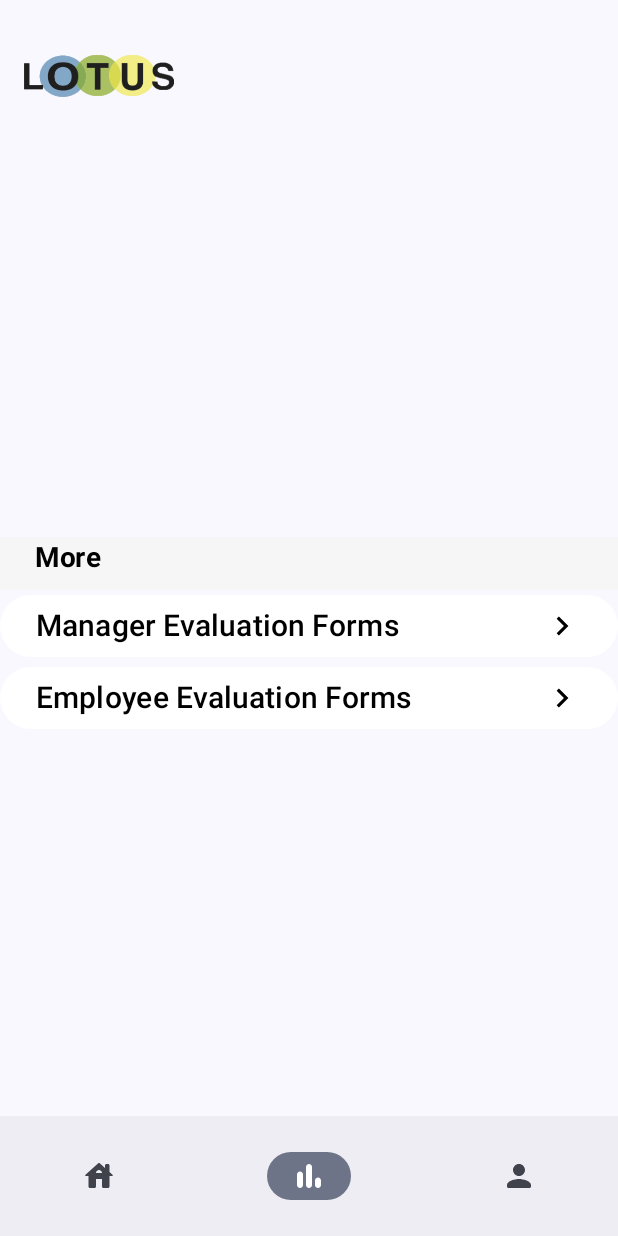
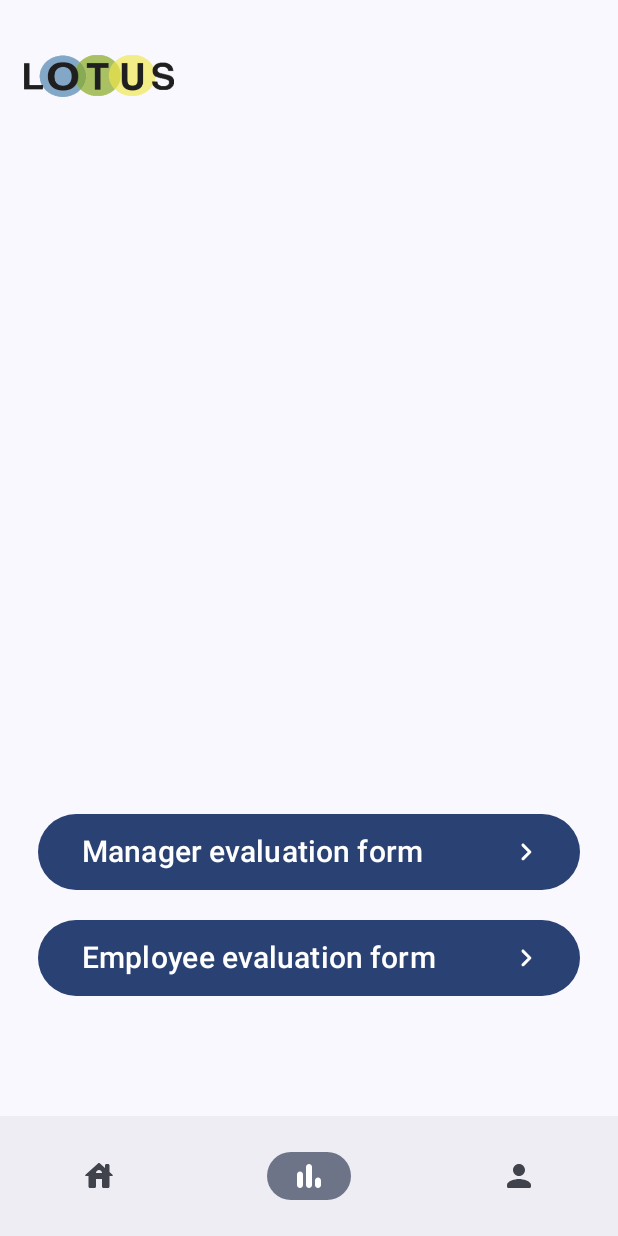
Before and after one commit to adisve/Lotus, an Android app built with Jetpack Compose: the screen it shows after launch (MainActivity), item 2 of the bottom bar chosen, on a phone screen of 412 x 824 dp. Run offline under Robolectric (Android 15) with nearby library versions, the phone set to English and light mode, and no system bars; our stand-ins replace Dagger/Hilt's generated code; libraries missing offline, so code that uses them is left out: io.realm.kotlin; 2 statements that could not run were skipped.

Commit message:
Simplify code. Streamline design. Use appropriate MaterialTheme colors for composables that use color

```diff
--- a/app/src/main/java/android/app/lotus/observables/AuthViewModel.kt
+++ b/app/src/main/java/android/app/lotus/observables/AuthViewModel.kt
@@ -59,6 +59,7 @@ class AuthViewModel @Inject constructor(
     fun logOut() {
         viewModelScope.launch {
             authService.logOut()
+            status.value = AuthStatus.Unauthorized
         }
     }
 
--- a/app/src/main/java/android/app/lotus/view/auth/Auth.kt
+++ b/app/src/main/java/android/app/lotus/view/auth/Auth.kt
@@ -35,5 +35,6 @@ fun Auth(navController: NavHostController) {
         AuthStatus.Unauthorized -> {
             Login(authViewModel, navController)
         }
+        else -> Login(authViewModel, navController)
     }
 }
--- a/app/src/main/java/android/app/lotus/view/bottombar/BottomNavItem.kt
+++ b/app/src/main/java/android/app/lotus/view/bottombar/BottomNavItem.kt
@@ -14,7 +14,7 @@ sealed class BottomNavItem(
 ) {
     object Home :
         BottomNavItem(
-            "Home",
+            "android.app.lotus.view.home.Home",
             Icons.Rounded.House,
             Routes.home
         )
--- a/app/src/main/java/android/app/lotus/view/home/Home.kt
+++ b/app/src/main/java/android/app/lotus/view/home/Home.kt
@@ -1,9 +1,8 @@
+package android.app.lotus.view.home
+
 import android.app.lotus.domain.navigation.Routes
+import android.app.lotus.view.buttons.NavButton
 import androidx.compose.foundation.layout.*
-import androidx.compose.material.icons.Icons
-import androidx.compose.material.icons.rounded.ArrowRight
-import androidx.compose.material3.Button
-import androidx.compose.material3.Icon
 import androidx.compose.material3.Text
 import androidx.compose.runtime.Composable
 import androidx.compose.ui.Alignment
@@ -14,41 +13,39 @@ import androidx.navigation.NavHostController
 
 @Composable
 fun Home(navController: NavHostController) {
-
     Column(
-        modifier = Modifier
-            .fillMaxSize(),
-        verticalArrangement = Arrangement.Center,
+        modifier = Modifier.fillMaxSize(),
+        verticalArrangement = Arrangement.SpaceBetween,
         horizontalAlignment = Alignment.CenterHorizontally
+    ) {
+        Column(
+            horizontalAlignment = Alignment.Start,
+            modifier = Modifier.fillMaxWidth().padding(top = 100.dp).padding(horizontal = 25.dp)
+        ) {
+            Text(
+                fontSize = 23.sp,
+                text = "Welcome!"
+            )
+            Text(
+                modifier = Modifier.padding(vertical = 25.dp),
+                fontSize = 23.sp,
+                text = "Below you will find links to articles and videos that act as educational resources for employees."
+            )
+        }
+        Column(
+            horizontalAlignment = Alignment.CenterHorizontally,
+            modifier = Modifier.fillMaxWidth().padding(bottom = 150.dp)
         ) {
             NavButton(
                 text = "Articles",
-            modifier = Modifier.width(175.dp),
                 navController = navController,
                 route = Routes.articles
             )
-        Spacer(modifier = Modifier.height(20.dp))
             NavButton(
                 text = "Videos",
-            modifier = Modifier.width(175.dp),
                 navController = navController,
                 route = Routes.videos
             )
         }
     }
-
-
-@Composable
-fun NavButton(
-    text: String,
-    modifier: Modifier,
-    navController: NavHostController,
-    route: String) {
-    Button(
-        modifier = modifier,
-        onClick = { navController.navigate(route) }
-    ) {
-        Text(text = text, fontSize = 22.sp, modifier = Modifier.padding(5.dp))
-        Icon(imageVector = Icons.Rounded.ArrowRight, contentDescription = "right pointing arrow")
 }
-}
--- a/app/src/main/java/android/app/lotus/view/navgraph/SetupNavGraph.kt
+++ b/app/src/main/java/android/app/lotus/view/navgraph/SetupNavGraph.kt
@@ -1,13 +1,12 @@
 package android.app.lotus.view.navgraph
 
-import Home
+import android.app.lotus.view.home.Home
 import android.app.lotus.domain.navigation.Routes
 import android.app.lotus.view.home.articles.Articles
 import android.app.lotus.view.home.articles.ArticleDetail
 import android.app.lotus.view.home.videos.Video
 import android.app.lotus.view.home.videos.Videos
 import android.app.lotus.view.auth.Auth
-import android.app.lotus.view.auth.Profile
 import android.app.lotus.view.statistics.Statistics
 import android.app.lotus.view.statistics.evaluation.Evaluation
 import androidx.compose.runtime.Composable
--- a/app/src/main/java/android/app/lotus/view/statistics/Statistics.kt
+++ b/app/src/main/java/android/app/lotus/view/statistics/Statistics.kt
@@ -1,8 +1,10 @@
 package android.app.lotus.view.statistics
 
-import android.app.lotus.R
+import android.app.lotus.domain.navigation.Routes
+import android.app.lotus.view.buttons.NavButton
 import androidx.compose.foundation.Image
 import androidx.compose.foundation.background
+import androidx.compose.foundation.layout.Arrangement
 import androidx.compose.foundation.layout.Column
 import androidx.compose.foundation.layout.Row
 import androidx.compose.foundation.layout.Spacer
@@ -10,15 +12,17 @@ import androidx.compose.foundation.layout.fillMaxSize
 import androidx.compose.foundation.layout.fillMaxWidth
 import androidx.compose.foundation.layout.height
 import androidx.compose.foundation.layout.padding
-import androidx.compose.foundation.layout.size
+import androidx.compose.foundation.layout.width
+import androidx.compose.material.icons.Icons
+import androidx.compose.material.icons.rounded.ChevronRight
 import androidx.compose.material3.Button
 import androidx.compose.material3.ButtonDefaults
+import androidx.compose.material3.MaterialTheme
 import androidx.compose.material3.Text
 import androidx.compose.runtime.Composable
 import androidx.compose.ui.Alignment
 import androidx.compose.ui.Modifier
 import androidx.compose.ui.graphics.Color
-import androidx.compose.ui.res.painterResource
 import androidx.compose.ui.text.font.FontWeight
 import androidx.compose.ui.text.style.TextAlign
 import androidx.compose.ui.unit.dp
@@ -29,84 +33,27 @@ import androidx.navigation.NavHostController
 fun Statistics(navController: NavHostController) {
 
     Column(
-        modifier = Modifier
-            .fillMaxSize(),
-        ) {
-        Text(
-            text = "Welcome HR!",
-            fontSize = 19.sp,
-            color = Color.Black,
-            fontWeight = FontWeight.SemiBold,
-            textAlign = TextAlign.Left,
-            modifier = Modifier.padding(20.dp, 0.dp, 0.dp, 0.dp)
-        )
-
-        Spacer(modifier = Modifier.height(10.dp))
-
-        Text(
-            text = "What a good day for reviewing the results.",
-            fontSize = 18.sp,
-            color = Color.Black,
-            textAlign = TextAlign.Left,
-            modifier = Modifier.padding(20.dp, 0.dp, 0.dp, 0.dp)
-        )
-        Spacer(modifier = Modifier.height(300.dp))
-        Row(
-            modifier = Modifier
-                .fillMaxWidth()
-                .height(35.dp)
-                .background(Color(246, 246, 246)),
-        ) {
-            Text(
-                text = "More",
-                color = Color.Black,
-                fontWeight = FontWeight.Bold,
-                textAlign = TextAlign.Left,
-                fontSize = 18.5.sp,
-                modifier = Modifier.padding(23.dp, 2.dp, 0.dp, 0.dp)
-            )
+        modifier = Modifier.fillMaxSize(),
+        verticalArrangement = Arrangement.SpaceBetween,
+        horizontalAlignment = Alignment.CenterHorizontally
+    ) {
+        Column {
+            // TODO: Implement graphs, pressable preview that navigates sub route
         }
 
-        Button(
-            onClick = { },
-            colors = ButtonDefaults.buttonColors(Color.White),
-
+        Column (
+            modifier = Modifier.padding(bottom = 150.dp),
+            horizontalAlignment = Alignment.CenterHorizontally,
+        ) {
+            NavButton(
+                text = "Manager evaluation form",
+                navController = navController,
+                route = Routes.evaluation
             )
-        {
-            Text(
-                text = "Manager Evaluation Forms",
-                color = Color.Black,
-                textAlign = TextAlign.Left, fontSize = 20.sp,
-                modifier = Modifier
-                    .weight(1f)
-            )
-
-            Image(
-                painter = painterResource(id = R.drawable.chevron_right),
-                contentDescription = null,
-                Modifier.size(25.dp)
-            )
-        }
-
-        Button(
-            onClick = { },
-            colors = ButtonDefaults.buttonColors(Color.White),
-        ) {
-            Text(
-                text = "Employee Evaluation Forms",
-                color = Color.Black,
-                textAlign = TextAlign.Left,
-                fontSize = 20.sp,
-                modifier = Modifier
-                    .weight(1f)
-            )
-
-            Image(
-                painter = painterResource(id = R.drawable.chevron_right),
-                contentDescription = null,
-                Modifier.size(25.dp)
-
-
+            NavButton(
+                text = "Employee evaluation form",
+                navController = navController,
+                route = Routes.evaluation
             )
         }
     }
```
Also changed, not shown: app/src/main/java/android/app/lotus/view/auth/Login.kt (+45 -28 lines), app/src/main/java/android/app/lotus/view/auth/Profile.kt (+48 -104 lines), app/src/main/java/android/app/lotus/view/buttons/NavButton.kt (added, +37 -0 lines). Lines whose indentation alone changed are shown as unchanged.
